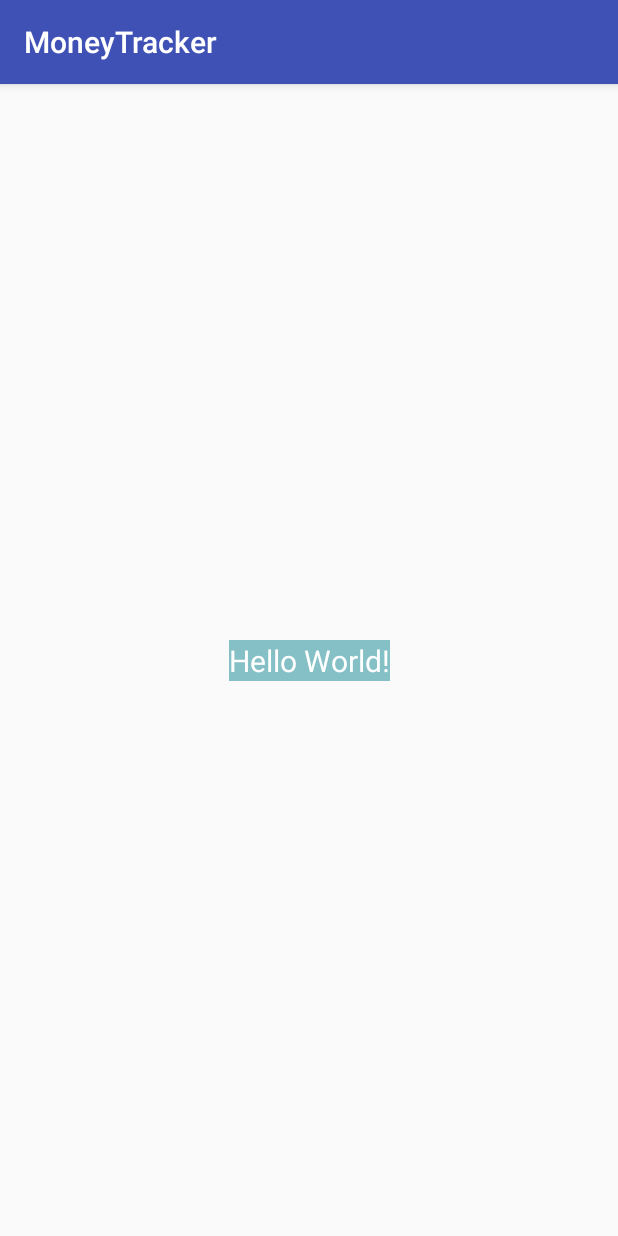
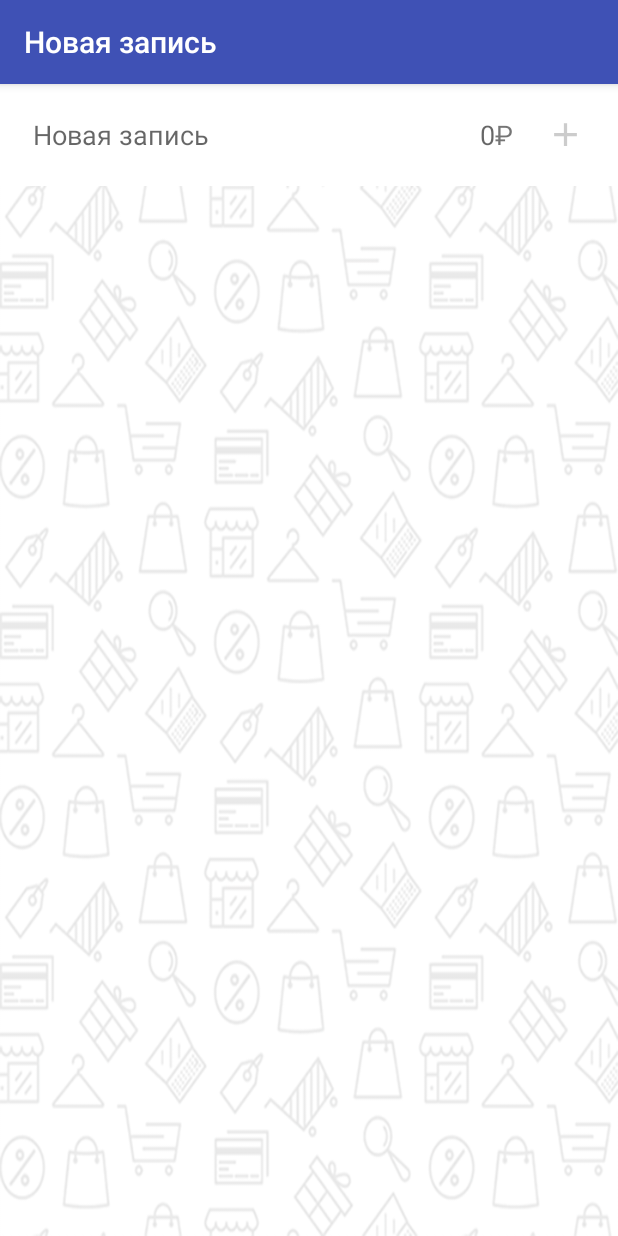
Before and after one commit to Bocmok/MoneyTracker, an Android app: the screen it shows after launch (MainActivity before the commit, AddItemActivity after it), on a phone screen of 412 x 824 dp. Run offline under Robolectric (Android 15) with nearby library versions, the phone set to English and light mode, and no system bars.

Commit message:
exercise_02

```diff
--- a/app/src/main/AndroidManifest.xml
+++ b/app/src/main/AndroidManifest.xml
@@ -4,12 +4,14 @@
 
     <application
         android:allowBackup="true"
-        android:icon="@mipmap/ic_launcher"
+        android:icon="@mipmap/icon"
         android:label="@string/app_name"
         android:roundIcon="@mipmap/ic_launcher_round"
         android:supportsRtl="true"
         android:theme="@style/AppTheme">
         <activity android:name=".MainActivity">
+        </activity>
+        <activity android:name=".AddItemActivity">
             <intent-filter>
                 <action android:name="android.intent.action.MAIN" />
 
--- /dev/null
+++ b/app/src/main/java/com/loftschool/moneytracker/AddItemActivity.java
@@ -0,0 +1,63 @@
+package com.loftschool.moneytracker;
+
+import android.os.Bundle;
+import android.support.v7.app.AppCompatActivity;
+import android.text.Editable;
+import android.text.TextUtils;
+import android.text.TextWatcher;
+import android.widget.Button;
+import android.widget.EditText;
+
+public class AddItemActivity extends AppCompatActivity {
+    private EditText name;
+    private EditText price;
+    private Button addBtn;
+    private int n;
+
+    private static final String TAG = "AddItemActivity";
+
+    @Override
+    protected void onCreate(Bundle savedInstanceState) {
+        super.onCreate(savedInstanceState);
+        setContentView(R.layout.activity_additem);
+        setTitle(R.string.add_item_title);
+
+        name=findViewById(R.id.name);
+        price=findViewById(R.id.price);
+        addBtn=findViewById(R.id.add_btn);
+
+
+
+        name.addTextChangedListener(new TextWatcher() {
+            @Override
+            public void beforeTextChanged(CharSequence charSequence, int i, int i1, int i2) {
+
+            }
+
+            @Override
+            public void onTextChanged(CharSequence charSequence, int i, int i1, int i2) {
+                final String itemPrice=price.getText().toString();
+                if (!TextUtils.isEmpty(itemPrice)) n=1;
+
+            }
+
+            @Override
+            public void afterTextChanged(Editable editable) {
+
+                if ((!TextUtils.isEmpty(editable))&(n==1)) addBtn.setEnabled(true);
+            }
+        });
+
+
+
+
+//        addBtn.setOnClickListener(new View.OnClickListener() {
+//            @Override
+//            public void onClick(View view) {
+//                String itemName=name.getText().toString();
+//                String itemPrice=price.getText().toString();
+//            }
+//        });
+    }
+
+}
--- /dev/null
+++ b/app/src/main/res/drawable/ic_add.xml
@@ -0,0 +1,6 @@
+<?xml version="1.0" encoding="utf-8"?>
+<selector xmlns:android="http://schemas.android.com/apk/res/android">
+    <item android:drawable="@drawable/ic_add_grey_24dp" android:state_enabled="false"/>
+    <item android:drawable="@drawable/ic_add_black_24dp"  android:state_enabled="true"/>
+
+</selector>
--- /dev/null
+++ b/app/src/main/res/drawable/ic_add_black_24dp.xml
@@ -0,0 +1,9 @@
+<vector xmlns:android="http://schemas.android.com/apk/res/android"
+        android:width="24dp"
+        android:height="24dp"
+        android:viewportWidth="24.0"
+        android:viewportHeight="24.0">
+    <path
+        android:fillColor="#FF000000"
+        android:pathData="M19,13h-6v6h-2v-6H5v-2h6V5h2v6h6v2z"/>
+</vector>
--- /dev/null
+++ b/app/src/main/res/drawable/ic_add_grey_24dp.xml
@@ -0,0 +1,9 @@
+<vector xmlns:android="http://schemas.android.com/apk/res/android"
+        android:width="24dp"
+        android:height="24dp"
+        android:viewportWidth="24.0"
+        android:viewportHeight="24.0">
+    <path
+        android:fillColor="#FFCCCCCC"
+        android:pathData="M19,13h-6v6h-2v-6H5v-2h6V5h2v6h6v2z"/>
+</vector>
--- /dev/null
+++ b/app/src/main/res/layout/activity_additem.xml
@@ -0,0 +1,52 @@
+<?xml version="1.0" encoding="utf-8"?>
+<LinearLayout xmlns:android="http://schemas.android.com/apk/res/android"
+    xmlns:tools="http://schemas.android.com/tools"
+    android:layout_width="match_parent"
+    android:layout_height="match_parent"
+    android:orientation="vertical"
+    android:background="@drawable/bg_pattern"
+    tools:context=".AddItemActivity">
+
+    <LinearLayout
+        android:paddingLeft="22dp"
+        android:paddingRight="22dp"
+        android:orientation="horizontal"
+        android:layout_width="match_parent"
+        android:layout_height="68dp"
+        android:gravity="center_vertical"
+        android:background="@color/white">
+        <EditText
+            android:id="@+id/name"
+            android:hint="Новая запись"
+            android:background="@null"
+            android:maxLines="1"
+            android:inputType="text"
+            android:layout_weight="1"
+            android:layout_width="match_parent"
+            android:layout_height="wrap_content" />
+        <EditText
+            android:id="@+id/price"
+            android:hint="0"
+            android:layout_marginLeft="8dp"
+            android:gravity="right"
+            android:background="@null"
+            android:maxLines="1"
+            android:layout_weight="1"
+            android:inputType="number"
+            android:layout_width="match_parent"
+            android:layout_height="wrap_content" />
+        <TextView
+            android:layout_width="wrap_content"
+            android:layout_height="wrap_content"
+            android:text="₽"
+            android:textSize="18sp"/>
+        <Button
+            android:id="@+id/add_btn"
+            android:enabled="false"
+            android:layout_marginLeft="22dp"
+            android:background="@drawable/ic_add"
+            android:layout_width="26dp"
+            android:layout_height="26dp" />
+    </LinearLayout>
+
+</LinearLayout>
--- a/app/src/main/res/values/colors.xml
+++ b/app/src/main/res/values/colors.xml
@@ -5,4 +5,5 @@
     <color name="colorAccent">#FF4081</color>
     <color name="textColor">#ffffff </color>
     <color name="backgroundColor">#84c0c5 </color>
+    <color name="white">#FFFFFF </color>
 </resources>
--- a/app/src/main/res/values/strings.xml
+++ b/app/src/main/res/values/strings.xml
@@ -1,3 +1,4 @@
 <resources>
     <string name="app_name">MoneyTracker</string>
+    <string name="add_item_title">Новая запись</string>
 </resources>
```
Also changed, not shown: app/src/main/res/drawable-hdpi/bg_pattern.png (added), app/src/main/res/drawable-mdpi/bg_pattern.png (added), app/src/main/res/drawable-xhdpi/bg_pattern.png (added), app/src/main/res/drawable-xxhdpi/bg_pattern.png (added), app/src/main/res/drawable-xxxhdpi/bg_pattern.png (added), app/src/main/res/mipmap-hdpi/icon.png (added), app/src/main/res/mipmap-mdpi/icon.png (added), app/src/main/res/mipmap-xhdpi/icon.png (added), app/src/main/res/mipmap-xxhdpi/icon.png (added), app/src/main/res/mipmap-xxxhdpi/icon.png (added).
